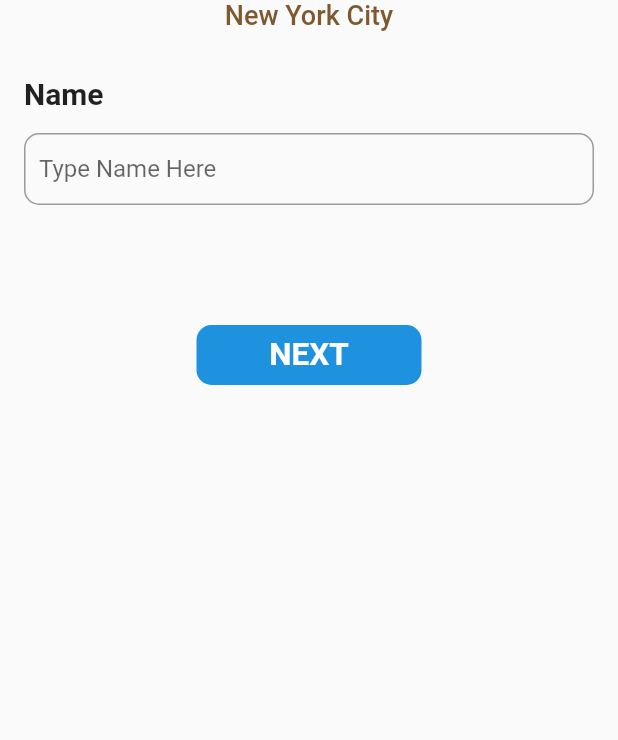
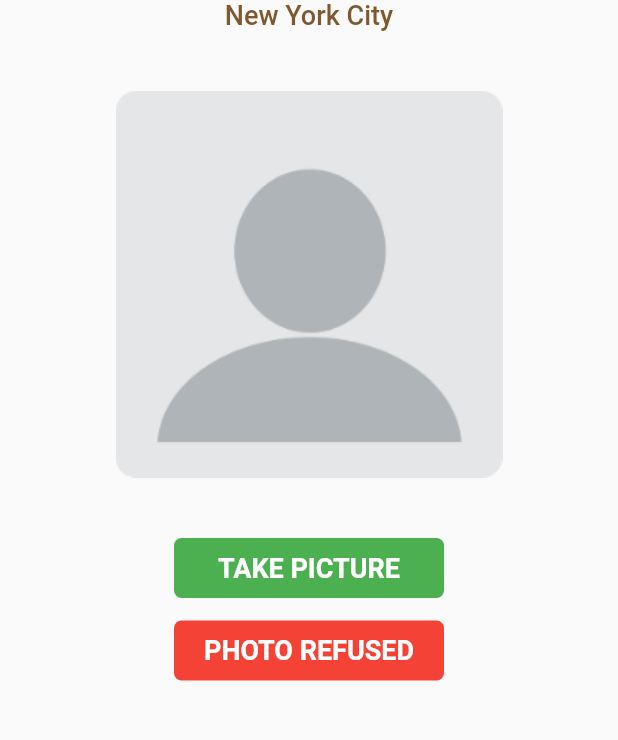
Before and after one commit to tusharhow/acd-messenger, a Flutter app: the screen it shows after launch, on a phone screen of 412 x 824 dp, the part 293-1033 px from its top. Run offline on Flutter 3.47's test engine with Material 2 defaults, Android fonts, the phone set to English and light mode, and no system bars.

Commit message:
Take a picture done

```diff
--- a/lib/main.dart
+++ b/lib/main.dart
@@ -1,3 +1,4 @@
+import 'package:acd_messenger/view/take_a_picture.dart';
 import 'package:acd_messenger/view/too_many_delivery_popup.dart';
 import 'package:flutter/material.dart';
 import 'view/accept_delivery.dart';
@@ -20,7 +21,7 @@ class MyApp extends StatelessWidget {
       theme: ThemeData(
         primarySwatch: Colors.blue,
       ),
-      home: PrintName(),
+      home: TakeAPicture(),
     );
   }
 }
--- /dev/null
+++ b/lib/view/take_a_picture.dart
@@ -0,0 +1,101 @@
+import 'package:flutter/material.dart';
+
+class TakeAPicture extends StatelessWidget {
+  const TakeAPicture({Key? key}) : super(key: key);
+
+  @override
+  Widget build(BuildContext context) {
+    return Scaffold(
+      body: SingleChildScrollView(
+        child: Padding(
+          padding: const EdgeInsets.symmetric(horizontal: 16.0),
+          child: Column(
+            children: [
+              SizedBox(
+                height: 40,
+              ),
+              Container(
+                alignment: Alignment.centerRight,
+                child: Text(
+                  'Welcome, Jack',
+                  style: TextStyle(
+                    fontSize: 18,
+                    color: Colors.blue,
+                    fontWeight: FontWeight.bold,
+                  ),
+                ),
+              ),
+              SizedBox(
+                height: 20,
+              ),
+              Image.asset('assets/logos/logo.png'),
+              Text(
+                'New York City',
+                style: TextStyle(
+                  fontSize: 18,
+                  color: Color(0xff7E592F),
+                  fontWeight: FontWeight.w500,
+                ),
+              ),
+              SizedBox(
+                height: 20 * 2,
+              ),
+              InkWell(
+                onTap: () {},
+                child: Image.asset('assets/images/img.png'),
+              ),
+              SizedBox(
+                height: 20 * 2,
+              ),
+              InkWell(
+                onTap: () {},
+                child: Container(
+                  width: 180,
+                  height: 40,
+                  decoration: BoxDecoration(
+                    borderRadius: BorderRadius.circular(5),
+                    color: Colors.green,
+                  ),
+                  child: Center(
+                    child: Text(
+                      'TAKE PICTURE',
+                      style: TextStyle(
+                        color: Colors.white,
+                        fontSize: 18,
+                        fontWeight: FontWeight.bold,
+                      ),
+                    ),
+                  ),
+                ),
+              ),
+              SizedBox(
+                height: 15,
+              ),
+              InkWell(
+                onTap: () {},
+                child: Container(
+                  width: 180,
+                  height: 40,
+                  decoration: BoxDecoration(
+                    borderRadius: BorderRadius.circular(5),
+                    color: Colors.red,
+                  ),
+                  child: Center(
+                    child: Text(
+                      'PHOTO REFUSED',
+                      style: TextStyle(
+                        color: Colors.white,
+                        fontSize: 18,
+                        fontWeight: FontWeight.bold,
+                      ),
+                    ),
+                  ),
+                ),
+              ),
+            ],
+          ),
+        ),
+      ),
+    );
+  }
+}
```
Also changed, not shown: assets/images/img.png (added).
